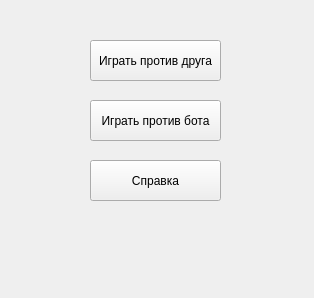
Lazerny/Chess, file first window.ui: the form before one commit.
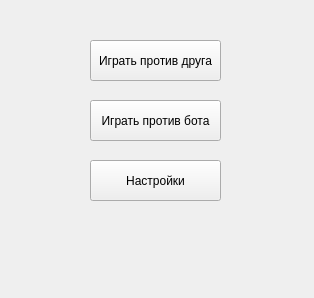
The form after the commit.

```diff
--- a/first window.ui
+++ b/first window.ui
@@ -55,7 +55,7 @@
     </rect>
    </property>
    <property name="text">
-    <string>Справка</string>
+    <string>Настройки</string>
    </property>
   </widget>
  </widget>
```
Left out of the diff: 4 changed lines with no effect on the pictures.
